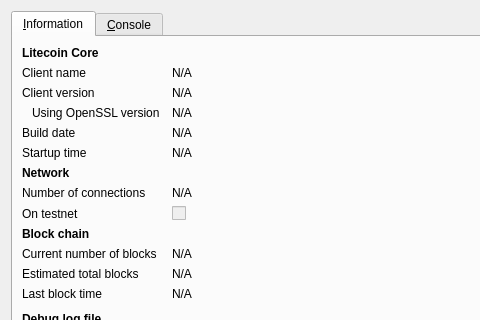
FredKSchott/fredcoin, file src/qt/forms/rpcconsole.ui: the form before one commit; both pictures show x 0 to 480 and y 0 to 320 of the 740 by 450 pixel window.
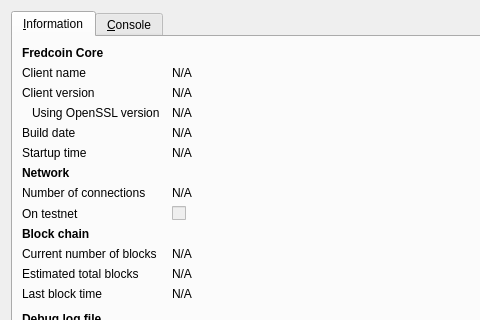
The form after the commit. Icons and pictures are not drawn.

Patch:
```diff
--- a/src/qt/forms/rpcconsole.ui
+++ b/src/qt/forms/rpcconsole.ui
@@ -36,7 +36,7 @@
           </font>
          </property>
          <property name="text">
-          <string>Litecoin Core</string>
+          <string>Fredcoin Core</string>
          </property>
         </widget>
        </item>
```
Left out of the diff: 6 changed lines with no effect on the pictures.
